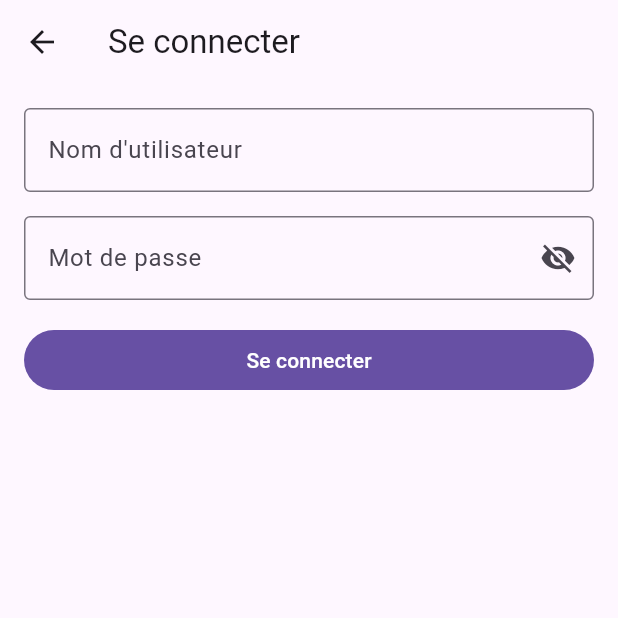
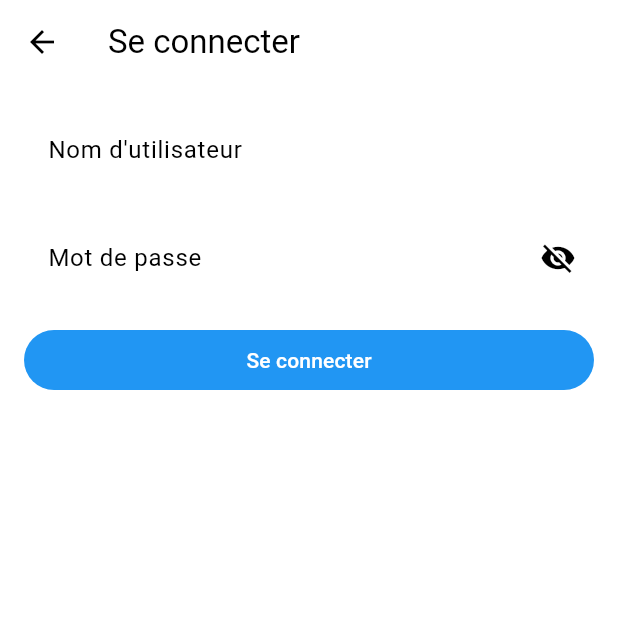
Before and after one commit to Garou1111/LaTchatche_mobile, a Flutter app: the screen it shows after launch, after a tap on "Se connecter", on a phone screen of 412 x 824 dp, the top half of it. Run offline on Flutter 3.47's test engine with Material 3 defaults, Android fonts, the phone set to English and light mode, and no system bars; drawn by our look-alikes of dynamic_color; our stand-ins replace flutter_dotenv, shared_preferences; network calls fail.

Commit message:
feat: inclusion de dynamic_color pour material you entre autres

```diff
--- a/lib/main.dart
+++ b/lib/main.dart
@@ -1,3 +1,4 @@
+import 'package:dynamic_color/dynamic_color.dart';
 import 'package:flutter/material.dart';
 import 'package:flutter_dotenv/flutter_dotenv.dart';
 import 'package:latchatche_mobile/screens/welcome.dart';
@@ -16,9 +17,30 @@ Future main() async {
 
 class MainApp extends StatelessWidget {
   const MainApp({super.key});
+  static final _defaultLightColorScheme = ColorScheme.fromSwatch(
+    primarySwatch: Colors.blue,
+  );
+
+  static final _defaultDarkColorScheme = ColorScheme.fromSwatch(
+    primarySwatch: Colors.blue,
+    brightness: Brightness.dark,
+  );
 
   @override
   Widget build(BuildContext context) {
-    return MaterialApp(title: 'La Tchatche', home: WelcomeScreen());
+    return DynamicColorBuilder(
+      builder: (lightColorScheme, darkColorScheme) {
+        return MaterialApp(
+          title: 'La Tchatche',
+          home: WelcomeScreen(),
+          theme: ThemeData(
+            colorScheme: lightColorScheme ?? _defaultLightColorScheme,
+          ),
+          darkTheme: ThemeData(
+            colorScheme: darkColorScheme ?? _defaultDarkColorScheme,
+          ),
+        );
+      },
+    );
   }
 }
```
Also changed, not shown: 2 other files.
